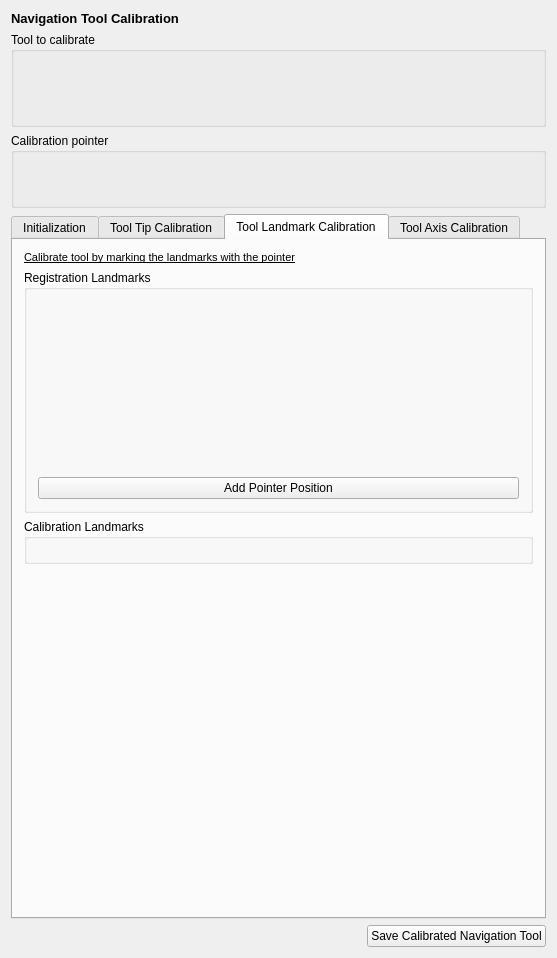
First picture: the form in Plugins/org.mitk.gui.qt.igttracking/src/internal/IGTNavigationToolCalibrationControls.ui, repository MITK/MITK, before the edit.
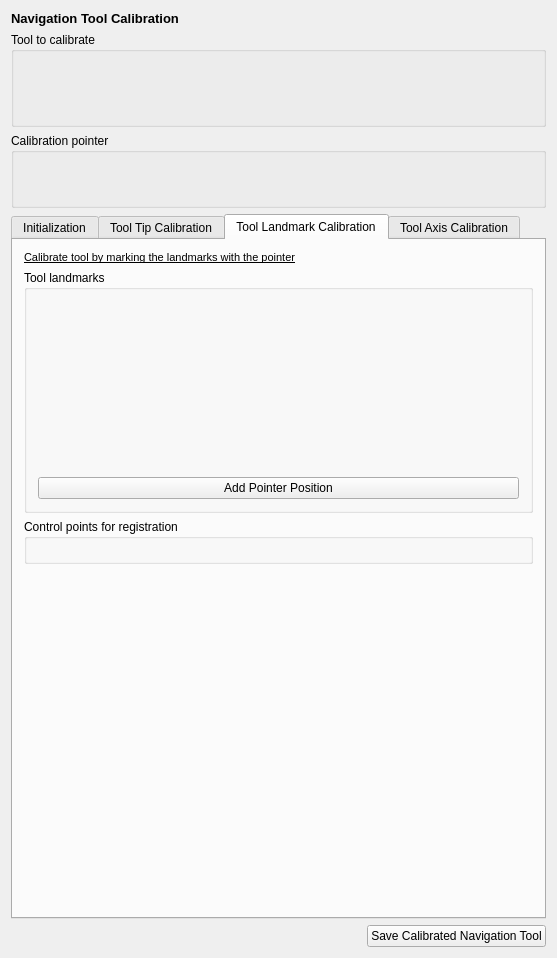
Second picture: the form after the edit. The open tabs and pages were chosen to show the change. Icons and pictures are not drawn. Custom widgets are drawn as their Qt base class.

Commit message: removed method which was not implemented

Diff of the .ui file:
```diff
--- a/Plugins/org.mitk.gui.qt.igttracking/src/internal/IGTNavigationToolCalibrationControls.ui
+++ b/Plugins/org.mitk.gui.qt.igttracking/src/internal/IGTNavigationToolCalibrationControls.ui
@@ -897,7 +897,7 @@
        <item>
         <widget class="QGroupBox" name="groupBox_3">
          <property name="title">
-          <string>Registration Landmarks</string>
+          <string>Tool landmarks</string>
          </property>
          <layout class="QVBoxLayout" name="verticalLayout_6">
           <item>
@@ -923,7 +923,7 @@
        <item>
         <widget class="QGroupBox" name="groupBox_4">
          <property name="title">
-          <string>Calibration Landmarks</string>
+          <string>Control points for registration</string>
          </property>
          <layout class="QVBoxLayout" name="verticalLayout_7">
           <item>
```
Left out of the diff: 9 changed lines with no effect on the pictures.
